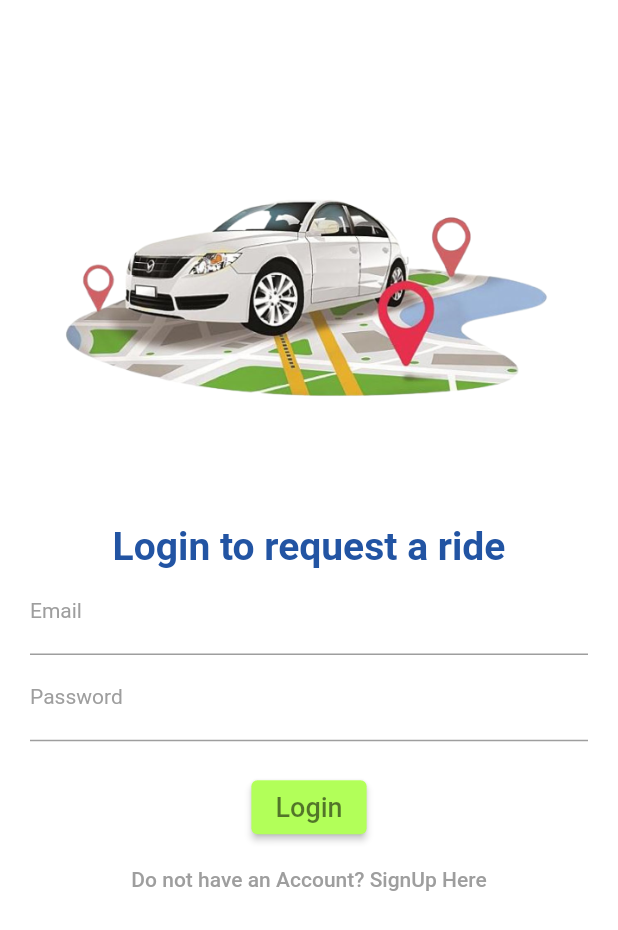
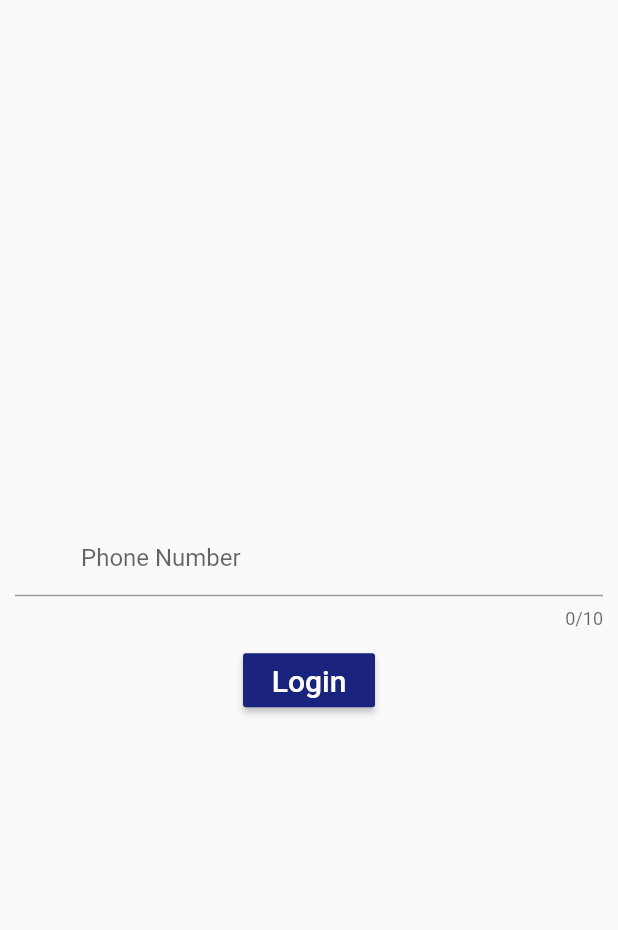
Before and after one commit to abdoulum/Boride-stack, a Flutter app: the screen it shows after launch, on a phone screen of 412 x 824 dp. Shown: the top 930 px of the screen. Run offline on Flutter 3.47's test engine with Material 2 defaults, Android fonts, the phone set to English and light mode, and no system bars; our stand-ins replace animated_text_kit, firebase_auth, firebase_core, firebase_database, fluttertoast, font_awesome_flutter and 5 more; missing offline and left inert: flutter_geofire, flutter_polyline_points, flutterwave_standard; accounts and stored records are empty.

Commit message:
2second dash commit

```diff
--- a/lib/authentication/login_screen.dart
+++ b/lib/authentication/login_screen.dart
@@ -1,185 +1,144 @@
-import 'package:boride/authentication/signup_screen.dart';
-import 'package:boride/brand_colors.dart';
-import 'package:boride/global/global.dart';
-import 'package:boride/splashScreen/splash_screen.dart';
-import 'package:boride/widgets/progress_dialog.dart';
+import 'package:boride/mainScreens/main_screen.dart';
 import 'package:firebase_auth/firebase_auth.dart';
-import 'package:firebase_database/firebase_database.dart';
 import 'package:flutter/material.dart';
 import 'package:fluttertoast/fluttertoast.dart';
 
+
 class LoginScreen extends StatefulWidget {
-  const LoginScreen({Key? key}) : super(key: key);
-
   @override
   _LoginScreenState createState() => _LoginScreenState();
 }
 
 class _LoginScreenState extends State<LoginScreen> {
-  TextEditingController emailTextEditingController = TextEditingController();
-  TextEditingController passwordTextEditingController = TextEditingController();
+  TextEditingController phoneController = TextEditingController();
+  TextEditingController otpController = TextEditingController();
 
-  validateForm() {
-    if (!emailTextEditingController.text.contains("@")) {
-      Fluttertoast.showToast(msg: "Email address is not Valid.");
-    } else if (passwordTextEditingController.text.isEmpty) {
-      Fluttertoast.showToast(msg: "Password is required.");
-    } else {
-      loginUserNow();
-    }
-  }
-
-  loginUserNow() async {
-    showDialog(
-        context: context,
-        barrierDismissible: false,
-        builder: (BuildContext c) {
-          return ProgressDialog(
-            message: "Processing, Please wait...",
-          );
-        });
-
-    final User? firebaseUser = (await fAuth
-        .signInWithEmailAndPassword(
-      email: emailTextEditingController.text.trim(),
-      password: passwordTextEditingController.text.trim(),
-    )
-        .catchError((msg) {
-      Navigator.pop(context);
-      Fluttertoast.showToast(msg: "Error: " + msg.toString());
-    }))
-        .user;
-
-    if (firebaseUser != null) {
-      DatabaseReference driversRef =
-      FirebaseDatabase.instance.ref().child("users");
-      driversRef.child(firebaseUser.uid).once().then((driverKey) {
-        final snap = driverKey.snapshot;
-        if (snap.value != null) {
-          currentFirebaseUser = firebaseUser;
-          Fluttertoast.showToast(msg: "Login Successful.");
-          Navigator.push(context,
-              MaterialPageRoute(builder: (c) => const MySplashScreen()));
-        } else {
-          Fluttertoast.showToast(msg: "No record exist with this email.");
-          fAuth.signOut();
-        }
-      });
-    } else {
-      Navigator.pop(context);
-      Fluttertoast.showToast(msg: "Error Occurred during Login.");
-    }
-  }
+  FirebaseAuth auth = FirebaseAuth.instance;
+  bool otpVisibility = false;
+  User? user;
+  String verificationID = "";
 
   @override
   Widget build(BuildContext context) {
     return Scaffold(
-      backgroundColor: Colors.white,
-      body: SingleChildScrollView(
-        child: Padding(
-          padding: const EdgeInsets.all(20.0),
-          child: Column(
-            children: [
-              const SizedBox(
-                height: 30,
-              ),
-              Padding(
-                padding: const EdgeInsets.all(20.0),
-                child: Image.asset("images/logo.png"),
-              ),
-              const SizedBox(
-                height: 10,
-              ),
-              const Text(
-                "Login to request a ride",
-                style: TextStyle(
-                  fontSize: 26,
-                  color: BrandColors.colorBlue,
-                  fontWeight: FontWeight.bold,
+      body: Container(
+        margin: const EdgeInsets.all(10),
+        child: Column(
+          mainAxisAlignment: MainAxisAlignment.center,
+          children: [
+            TextField(
+              controller: phoneController,
+              decoration: const InputDecoration(
+                hintText: 'Phone Number',
+                prefix: Padding(
+                  padding: EdgeInsets.all(4),
+                  child: Text('+234'),
                 ),
               ),
-              TextField(
-                controller: emailTextEditingController,
-                keyboardType: TextInputType.emailAddress,
-                style: const TextStyle(
-                    color: Colors.grey
-                ),
+              maxLength: 10,
+              keyboardType: TextInputType.phone,
+            ),
+            Visibility(
+              visible: otpVisibility,
+              child: TextField(
+                controller: otpController,
                 decoration: const InputDecoration(
-                  labelText: "Email",
-                  hintText: "Email",
-                  enabledBorder: UnderlineInputBorder(
-                    borderSide: BorderSide(color: Colors.grey),
-                  ),
-                  focusedBorder: UnderlineInputBorder(
-                    borderSide: BorderSide(color: Colors.grey),
-                  ),
-                  hintStyle: TextStyle(
-                    color: Colors.grey,
-                    fontSize: 10,
-                  ),
-                  labelStyle: TextStyle(
-                    color: Colors.grey,
-                    fontSize: 14,
+                  hintText: 'OTP',
+                  prefix: Padding(
+                    padding: EdgeInsets.all(4),
+                    child: Text(''),
                   ),
                 ),
+                maxLength: 6,
+                keyboardType: TextInputType.number,
               ),
-              TextField(
-                controller: passwordTextEditingController,
-                keyboardType: TextInputType.text,
-                obscureText: true,
-                style: const TextStyle(color: Colors.grey),
-                decoration: const InputDecoration(
-                  labelText: "Password",
-                  hintText: "Password",
-                  enabledBorder: UnderlineInputBorder(
-                    borderSide: BorderSide(color: Colors.grey),
-                  ),
-                  focusedBorder: UnderlineInputBorder(
-                    borderSide: BorderSide(color: Colors.grey),
-                  ),
-                  hintStyle: TextStyle(
-                    color: Colors.grey,
-                    fontSize: 10,
-                  ),
-                  labelStyle: TextStyle(
-                    color: Colors.grey,
-                    fontSize: 14,
-                  ),
+            ),
+            const SizedBox(
+              height: 10,
+            ),
+            MaterialButton(
+              color: Colors.indigo[900],
+              onPressed: () {
+                if (otpVisibility) {
+                  verifyOTP();
+                } else {
+                  loginWithPhone();
+                }
+              },
+              child: Text(
+                otpVisibility ? "Verify" : "Login",
+                style: const TextStyle(
+                  color: Colors.white,
+                  fontSize: 20,
                 ),
               ),
-              const SizedBox(
-                height: 20,
-              ),
-              ElevatedButton(
-                onPressed: ()
-                {
-                  validateForm();
-                },
-                style: ElevatedButton.styleFrom(
-                  primary: Colors.lightGreenAccent,
-                ),
-                child: const Text(
-                  "Login",
-                  style: TextStyle(
-                    color: Colors.black54,
-                    fontSize: 18,
-                  ),
-                ),
-              ),
-              TextButton(
-                child: const Text(
-                  "Do not have an Account? SignUp Here",
-                  style: TextStyle(color: Colors.grey),
-                ),
-                onPressed: () {
-                  Navigator.push(context,
-                      MaterialPageRoute(builder: (c) => const SignUpScreen()));
-                },
-              ),
-            ],
-          ),
+            ),
+          ],
         ),
       ),
     );
   }
+
+  void loginWithPhone() async {
+    auth.verifyPhoneNumber(
+      phoneNumber: "+91${phoneController.text}",
+      verificationCompleted: (PhoneAuthCredential credential) async {
+        await auth.signInWithCredential(credential).then((value) {
+          print("You are logged in successfully");
+        });
+      },
+      verificationFailed: (FirebaseAuthException e) {
+        print(e.message);
+      },
+      codeSent: (String verificationId, int? resendToken) {
+        otpVisibility = true;
+        verificationID = verificationId;
+        setState(() {});
+      },
+      codeAutoRetrievalTimeout: (String verificationId) {},
+    );
+  }
+
+  void verifyOTP() async {
+    PhoneAuthCredential credential = PhoneAuthProvider.credential(
+        verificationId: verificationID, smsCode: otpController.text);
+
+    await auth.signInWithCredential(credential).then(
+          (value) {
+        setState(() {
+          user = FirebaseAuth.instance.currentUser;
+        });
+      },
+    ).whenComplete(
+          () {
+        if (user != null) {
+          Fluttertoast.showToast(
+            msg: "You are logged in successfully",
+            toastLength: Toast.LENGTH_SHORT,
+            gravity: ToastGravity.BOTTOM,
+            timeInSecForIosWeb: 1,
+            backgroundColor: Colors.red,
+            textColor: Colors.white,
+            fontSize: 16.0,
+          );
+          Navigator.pushReplacement(
+            context,
+            MaterialPageRoute(
+                builder: (context) => const MainScreen())
+
+          );
+        } else {
+          Fluttertoast.showToast(
+            msg: "your login is failed",
+            toastLength: Toast.LENGTH_SHORT,
+            gravity: ToastGravity.BOTTOM,
+            timeInSecForIosWeb: 1,
+            backgroundColor: Colors.red,
+            textColor: Colors.white,
+            fontSize: 16.0,
+          );
+        }
+      },
+    );
+  }
 }
--- a/lib/mainScreens/main_screen.dart
+++ b/lib/mainScreens/main_screen.dart
@@ -1014,7 +1014,7 @@ class _MainScreenState extends State<MainScreen> {
                           decoration: BoxDecoration(
                               color: Colors.grey[100],
                               borderRadius: BorderRadius.circular(8),
-                              boxShadow: const [
+                              boxShadow: [
                                 BoxShadow(
                                     blurRadius: 0.5,
                                     spreadRadius: 0.1,
--- a/lib/mainScreens/search_places_screen.dart
+++ b/lib/mainScreens/search_places_screen.dart
@@ -65,7 +65,7 @@ class _SearchPlacesScreenState extends State<SearchPlacesScreen> {
         children: [
           Container(
             height: 240,
-            decoration: const BoxDecoration(
+            decoration: BoxDecoration(
               color: Colors.white,
               boxShadow: [
                 BoxShadow(
--- a/lib/splashScreen/splash_screen.dart
+++ b/lib/splashScreen/splash_screen.dart
@@ -33,7 +33,7 @@ class _MySplashScreenState extends State<MySplashScreen>
       }
       else
       {
-        Navigator.pushReplacement(context, MaterialPageRoute(builder: (c)=> const LoginScreen()));
+        Navigator.pushReplacement(context, MaterialPageRoute(builder: (c)=>  LoginScreen()));
       }
     });
   }
--- a/lib/widgets/my_drawer.dart
+++ b/lib/widgets/my_drawer.dart
@@ -2,6 +2,7 @@ import 'package:boride/brand_colors.dart';
 import 'package:boride/global/global.dart';
 import 'package:boride/mainScreens/about_screen.dart';
 import 'package:boride/mainScreens/discount_offers_screen.dart';
+import 'package:boride/mainScreens/paymentscreen.dart';
 import 'package:boride/mainScreens/profile_screen.dart';
 import 'package:boride/mainScreens/trips_history_screen.dart';
 import 'package:boride/splashScreen/splash_screen.dart';
@@ -143,7 +144,7 @@ class _MyDrawerState extends State<MyDrawer> {
           GestureDetector(
             onTap: () {
               Navigator.push(context,
-                  MaterialPageRoute(builder: (c) => const AboutScreen()));
+                  MaterialPageRoute(builder: (c) => const PaymentPage()));
             },
             child: const ListTile(
               leading: Icon(Ionicons.information_circle_outline,
```
Also changed, not shown: lib/authentication/otp.dart (added, +124 -0 lines), lib/authentication/signup_screen.dart (+0 -11 lines), lib/mainScreens/paymentscreen.dart (added, +245 -0 lines), lib/widgets/button.dart (added, +26 -0 lines), pubspec.yaml (+14 -14 lines), pubspec.lock, 5 other files.
